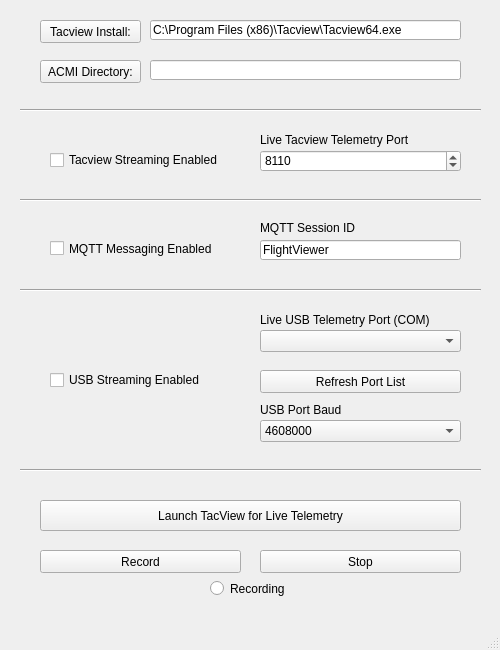
The window that gui.ui (PowerBroker2/Thunder_Viewer) describes before a commit, drawn with Qt 5.
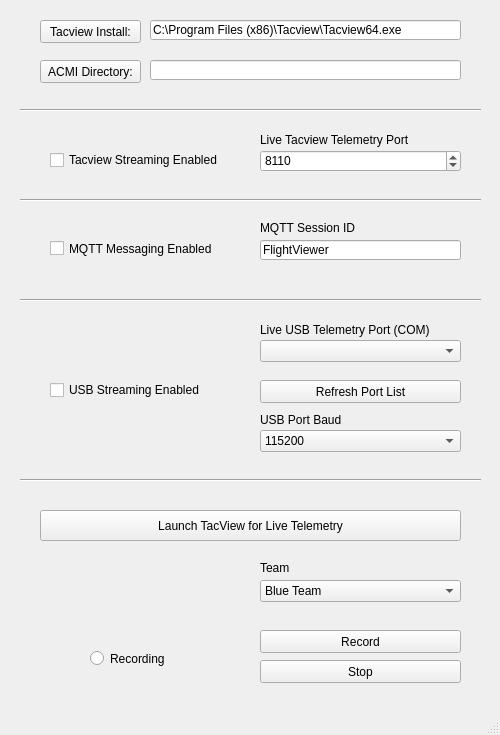
The same window after the commit.

What changed in the file:
```diff
--- a/gui.ui
+++ b/gui.ui
@@ -7,19 +7,19 @@
     <x>0</x>
     <y>0</y>
     <width>500</width>
-    <height>650</height>
+    <height>735</height>
    </rect>
   </property>
   <property name="minimumSize">
    <size>
     <width>500</width>
-    <height>650</height>
+    <height>735</height>
    </size>
   </property>
   <property name="maximumSize">
    <size>
     <width>500</width>
-    <height>650</height>
+    <height>735</height>
    </size>
   </property>
   <property name="windowTitle">
@@ -42,8 +42,8 @@
    <widget class="QRadioButton" name="recording">
     <property name="geometry">
      <rect>
-      <x>210</x>
-      <y>580</y>
+      <x>90</x>
+      <y>650</y>
       <width>82</width>
       <height>17</height>
      </rect>
@@ -55,8 +55,8 @@
    <widget class="QPushButton" name="record">
     <property name="geometry">
      <rect>
-      <x>40</x>
-      <y>550</y>
+      <x>260</x>
+      <y>630</y>
       <width>201</width>
       <height>23</height>
      </rect>
@@ -69,7 +69,7 @@
     <property name="geometry">
      <rect>
       <x>260</x>
-      <y>550</y>
+      <y>660</y>
       <width>201</width>
       <height>23</height>
      </rect>
@@ -147,7 +147,7 @@
     <property name="geometry">
      <rect>
       <x>40</x>
-      <y>500</y>
+      <y>510</y>
       <width>421</width>
       <height>31</height>
      </rect>
@@ -218,7 +218,7 @@
     <property name="geometry">
      <rect>
       <x>50</x>
-      <y>370</y>
+      <y>380</y>
       <width>181</width>
       <height>20</height>
      </rect>
@@ -231,7 +231,7 @@
     <property name="geometry">
      <rect>
       <x>260</x>
-      <y>310</y>
+      <y>320</y>
       <width>201</width>
       <height>20</height>
      </rect>
@@ -244,7 +244,7 @@
     <property name="geometry">
      <rect>
       <x>260</x>
-      <y>330</y>
+      <y>340</y>
       <width>201</width>
       <height>22</height>
      </rect>
@@ -254,7 +254,7 @@
     <property name="geometry">
      <rect>
       <x>260</x>
-      <y>370</y>
+      <y>380</y>
       <width>201</width>
       <height>23</height>
      </rect>
@@ -267,13 +267,16 @@
     <property name="geometry">
      <rect>
       <x>260</x>
-      <y>420</y>
+      <y>430</y>
       <width>201</width>
       <height>22</height>
      </rect>
     </property>
     <property name="currentText">
-     <string>4608000</string>
+     <string>115200</string>
+    </property>
+    <property name="currentIndex">
+     <number>8</number>
     </property>
     <item>
      <property name="text">
@@ -370,7 +373,7 @@
     <property name="geometry">
      <rect>
       <x>260</x>
-      <y>400</y>
+      <y>410</y>
       <width>201</width>
       <height>20</height>
      </rect>
@@ -383,7 +386,7 @@
     <property name="geometry">
      <rect>
       <x>20</x>
-      <y>280</y>
+      <y>290</y>
       <width>461</width>
       <height>20</height>
      </rect>
@@ -409,7 +412,7 @@
     <property name="geometry">
      <rect>
       <x>20</x>
-      <y>460</y>
+      <y>470</y>
       <width>461</width>
       <height>20</height>
      </rect>
@@ -431,6 +434,39 @@
      <enum>Qt::Horizontal</enum>
     </property>
    </widget>
+   <widget class="QComboBox" name="team">
+    <property name="geometry">
+     <rect>
+      <x>260</x>
+      <y>580</y>
+      <width>201</width>
+      <height>22</height>
+     </rect>
+    </property>
+    <item>
+     <property name="text">
+      <string>Blue Team</string>
+     </property>
+    </item>
+    <item>
+     <property name="text">
+      <string>Red Team</string>
+     </property>
+    </item>
+   </widget>
+   <widget class="QLabel" name="label_6">
+    <property name="geometry">
+     <rect>
+      <x>260</x>
+      <y>560</y>
+      <width>201</width>
+      <height>16</height>
+     </rect>
+    </property>
+    <property name="text">
+     <string>Team</string>
+    </property>
+   </widget>
   </widget>
   <widget class="QMenuBar" name="menubar">
    <property name="geometry">
```
